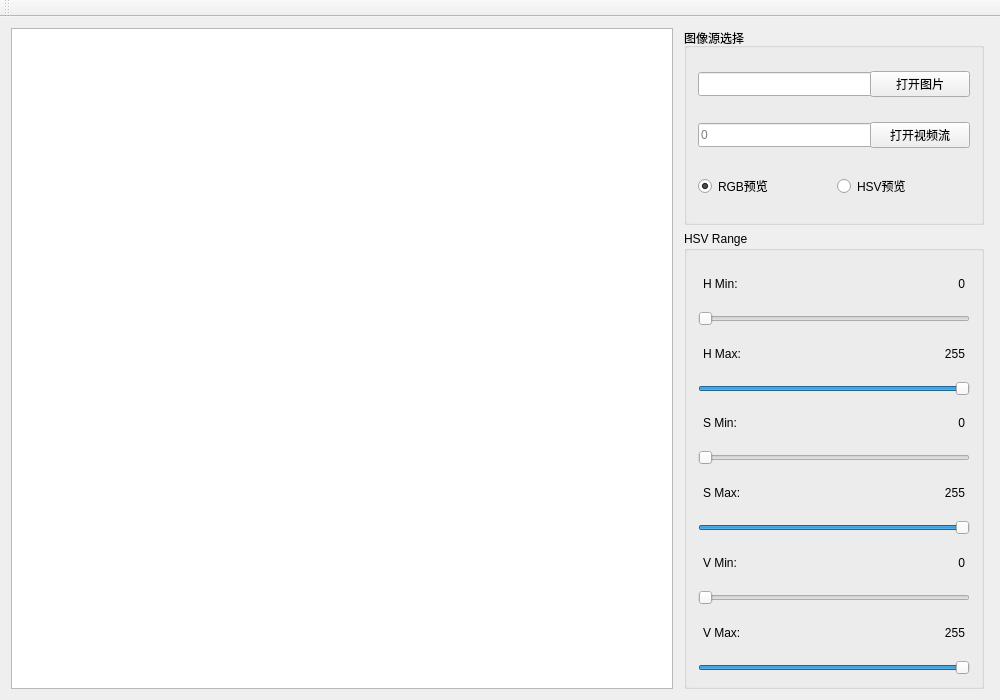
First picture: the form in ImageProcessing/HSV/HSV_Range/HSV_RangeWindow.ui, repository h13-0/RoboCup, before the edit.
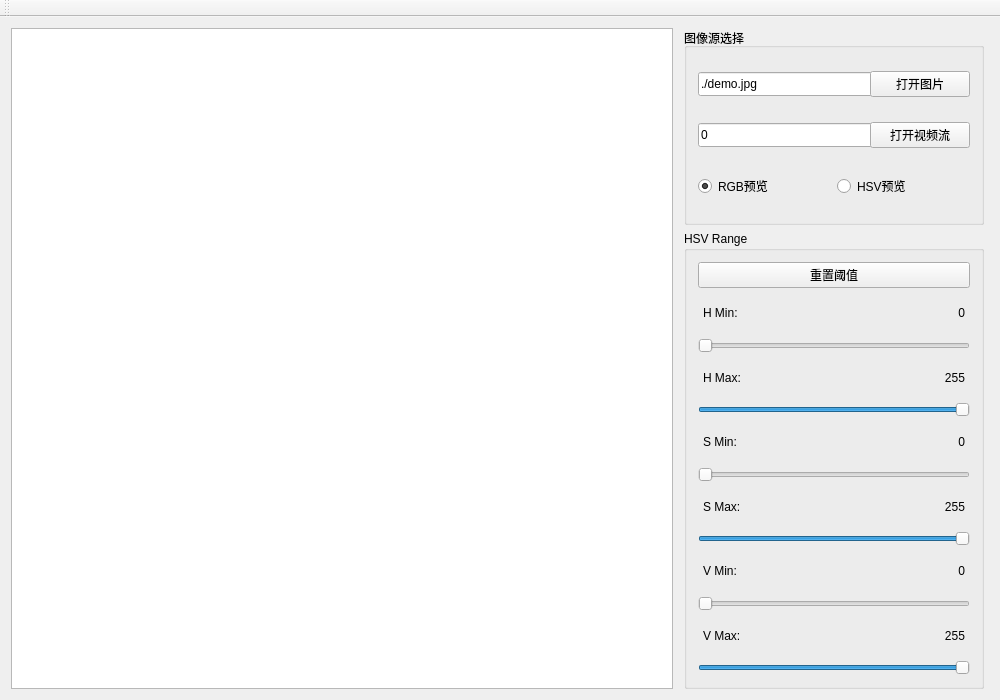
Second picture: the form after the edit.

Commit message: 更新HSV_Range工具

Patch:
```diff
--- a/ImageProcessing/HSV/HSV_Range/HSV_RangeWindow.ui
+++ b/ImageProcessing/HSV/HSV_Range/HSV_RangeWindow.ui
@@ -103,6 +103,9 @@
                <height>24</height>
               </size>
              </property>
+             <property name="text">
+              <string>./demo.jpg</string>
+             </property>
             </widget>
            </item>
            <item>
@@ -160,6 +163,9 @@
              <property name="toolTip">
               <string>&lt;html&gt;&lt;head/&gt;&lt;body&gt;&lt;p&gt;输入数字打开对应ID的摄像头&lt;/p&gt;&lt;p&gt;输入字符串打开视频流或视频&lt;/p&gt;&lt;/body&gt;&lt;/html&gt;</string>
              </property>
+             <property name="text">
+              <string>0</string>
+             </property>
              <property name="placeholderText">
               <string>0</string>
              </property>
@@ -269,7 +275,14 @@
         <property name="alignment">
          <set>Qt::AlignLeading|Qt::AlignLeft|Qt::AlignTop</set>
         </property>
-        <layout class="QVBoxLayout" name="verticalLayout_2" stretch="1,1,1,1,1,1,1,1,1,1,1,1">
+        <layout class="QVBoxLayout" name="verticalLayout_2" stretch="0,1,1,1,1,1,1,1,1,1,1,1,1">
+         <item>
+          <widget class="QPushButton" name="ResetThresholdsButton">
+           <property name="text">
+            <string>重置阈值</string>
+           </property>
+          </widget>
+         </item>
          <item>
           <layout class="QHBoxLayout" name="H_MinHorizontalLayout">
            <property name="leftMargin">
```
Left out of the diff: 2 changed lines with no effect on the pictures. The commit also changes 175 other files.
